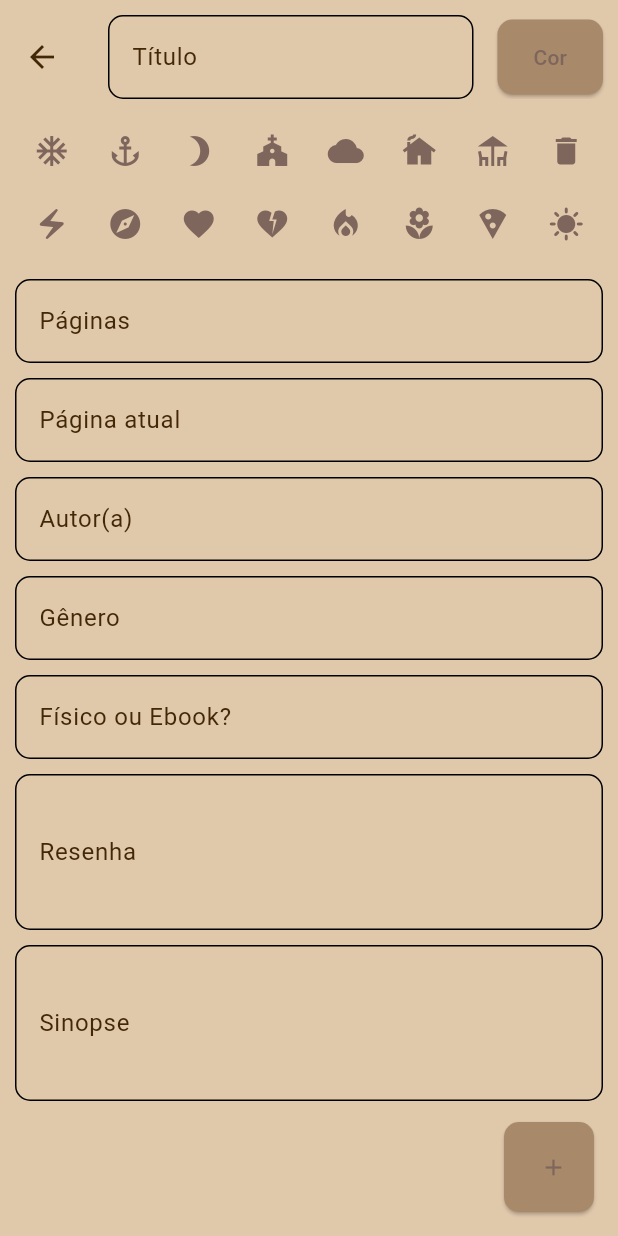
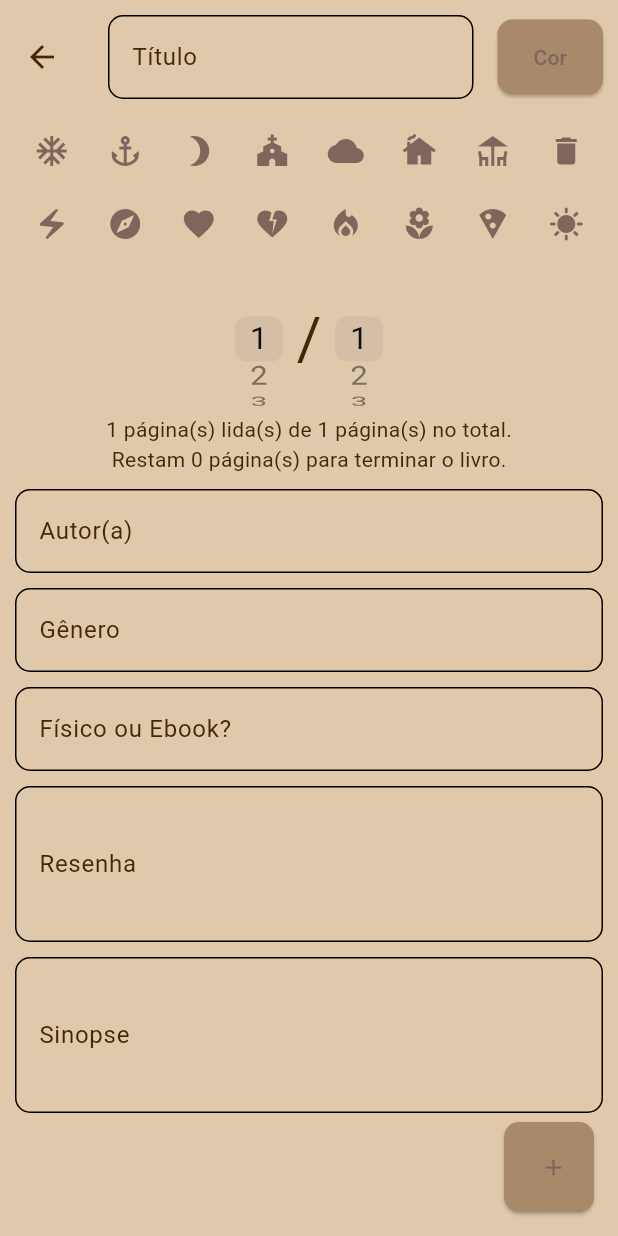
Before and after one commit to DevMonts/Book-App, a Flutter app: the RegisterBookPage screen opened by its route, on a phone screen of 412 x 824 dp. Run offline on Flutter 3.47's test engine with Material 3 defaults, Android fonts, the phone set to English and light mode, and no system bars; our stand-ins replace cloud_firestore, firebase_auth, firebase_core, flutter_colorpicker, shared_preferences; accounts and stored records are empty.

```diff
--- a/lib/features/register/presentation/page/register_book_page.dart
+++ b/lib/features/register/presentation/page/register_book_page.dart
@@ -5,6 +5,7 @@ import 'package:book_app/common/constants/app_strings.dart';
 import 'package:book_app/features/register/logic/providers/register_book_provider.dart';
 import 'package:book_app/features/details/presentation/widget/select_color_dialog.dart';
 import 'package:flutter/material.dart';
+import 'package:flutter/cupertino.dart';
 import 'package:provider/provider.dart';
 
 class RegisterBookPage extends StatefulWidget {
@@ -18,6 +19,8 @@ class _RegisterBookPageState extends State<RegisterBookPage> {
   String? selectedIcon;
   late TextEditingController colorController;
   late TextEditingController titleController;
+  late TextEditingController currentPageController = TextEditingController();
+  late TextEditingController pagesController = TextEditingController();
 
   @override
   void initState() {
@@ -26,20 +29,29 @@ class _RegisterBookPageState extends State<RegisterBookPage> {
       text: AppStrings.color,
     );
     titleController = TextEditingController();
+    currentPageController = TextEditingController(
+      text: '1',
+    );
+    pagesController = TextEditingController(
+      text: '1',
+    );
   }
 
   @override
   void dispose() {
     colorController.dispose();
     titleController.dispose();
+    currentPageController.dispose();
+    pagesController.dispose();
     super.dispose();
   }
 
   @override
   Widget build(BuildContext context) {
     //TODO: book size
-    final currentPageController = TextEditingController();
-    final pagesController = TextEditingController();
+
+    // final currentPageController = TextEditingController();
+    // final pagesController = TextEditingController();
     //final publicationDateController = TextEditingController();
     //final titleController = TextEditingController();
     final authorController = TextEditingController();
@@ -113,6 +125,13 @@ class _RegisterBookPageState extends State<RegisterBookPage> {
         'icon': Icons.sunny,
       }, //sun
     ];
+    final remainPages =
+        int.parse(
+          pagesController.text,
+        ) -
+        int.parse(
+          currentPageController.text,
+        );
 
     return Scaffold(
       appBar: PreferredSize(
@@ -246,6 +265,7 @@ class _RegisterBookPageState extends State<RegisterBookPage> {
                                     ).primaryColor,
                             ),
                           ),
+                          //TODO: deselect
                         );
                       },
                   gridDelegate: SliverGridDelegateWithFixedCrossAxisCount(
@@ -253,29 +273,69 @@ class _RegisterBookPageState extends State<RegisterBookPage> {
                   ),
                 ),
               ),
+
+              Column(
+                children: [
+                  Row(
+                    mainAxisAlignment: MainAxisAlignment.center,
+                    children: [
                       SizedBox(
-                height: 10,
+                        height: 100,
+                        width: 50,
+                        child: CupertinoPicker(
+                          itemExtent: 30,
+                          onSelectedItemChanged: (index) {
+                            final currentPage = (index + 1).toString();
+                            setState(() {
+                              currentPageController.text = currentPage;
+                            });
+                          },
+                          children: List<Widget>.generate(
+                            2000,
+                            (index) => Center(
+                              child: Text(
+                                '${index + 1}',
                               ),
-
-              TextFormField(
-                decoration: AppInputDecoration.inputDecoration.copyWith(
-                  fillColor: selectedColor,
-                  labelText: AppStrings.pages,
                             ),
-                keyboardType: TextInputType.number,
-                controller: pagesController,
                           ),
-
+                        ),
+                      ),
+                      Text(
+                        '/',
+                        style: TextStyle(
+                          fontSize: 40,
+                        ),
+                      ),
                       SizedBox(
-                height: 10,
+                        height: 100,
+                        width: 50,
+                        child: CupertinoPicker(
+                          itemExtent: 30,
+                          onSelectedItemChanged: (index) {
+                            final pages = (index + 1).toString();
+                            setState(() {
+                              pagesController.text = pages;
+                            });
+                          },
+                          children: List<Widget>.generate(
+                            2000,
+                            (index) => Center(
+                              child: Text(
+                                '${index + 1}',
                               ),
-              TextFormField(
-                decoration: AppInputDecoration.inputDecoration.copyWith(
-                  fillColor: selectedColor,
-                  labelText: AppStrings.currentPage,
                             ),
-                keyboardType: TextInputType.number,
-                controller: currentPageController,
+                          ),
+                        ),
+                      ),
+                    ],
+                  ),
+                  Text(
+                    '${currentPageController.text} página(s) lida(s) de ${pagesController.text} página(s) no total.',
+                  ),
+                  Text(
+                    'Restam $remainPages página(s) para terminar o livro.',
+                  ),
+                ],
               ),
 
               SizedBox(
@@ -307,6 +367,7 @@ class _RegisterBookPageState extends State<RegisterBookPage> {
               ),
 
               TextFormField(
+                //TODO: switch
                 decoration: AppInputDecoration.inputDecoration.copyWith(
                   fillColor: selectedColor,
                   labelText: AppStrings.format,
@@ -335,6 +396,7 @@ class _RegisterBookPageState extends State<RegisterBookPage> {
               ),
 
               SizedBox(
+                //TODO: remove synopsis
                 width: 500,
                 child: TextFormField(
                   decoration: AppInputDecoration.inputDecoration.copyWith(
@@ -344,10 +406,6 @@ class _RegisterBookPageState extends State<RegisterBookPage> {
                   maxLines: 3,
                   controller: synopsisController,
                 ),
-              ),
-
-              SizedBox(
-                height: 10,
               ),
 
               SizedBox(
```
Also changed, not shown: pubspec.lock. Lines whose indentation alone changed are shown as unchanged.
